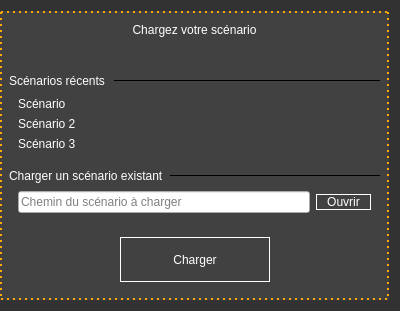
First picture: the form in CLoadProjectWizard.ui, repository ludomuse/LudoMuseEditor, before the edit.
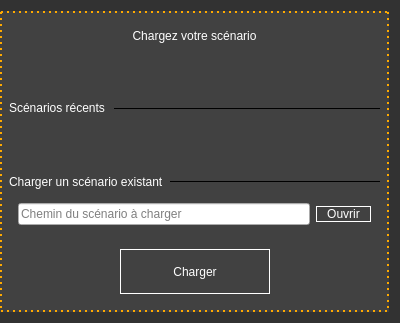
Second picture: the form after the edit.

Commit message: [ADD]Handle recent project when loading existing project(up to 3 projects)

```diff
--- a/CLoadProjectWizard.ui
+++ b/CLoadProjectWizard.ui
@@ -7,7 +7,7 @@
     <x>0</x>
     <y>0</y>
     <width>400</width>
-    <height>311</height>
+    <height>323</height>
    </rect>
   </property>
   <property name="windowTitle">
@@ -122,30 +122,18 @@
       <item>
        <widget class="QWidget" name="widget" native="true">
         <layout class="QVBoxLayout" name="verticalLayout_3">
+         <property name="spacing">
+          <number>10</number>
+         </property>
+         <property name="leftMargin">
+          <number>10</number>
+         </property>
          <property name="topMargin">
           <number>0</number>
          </property>
-         <item>
-          <widget class="QLabel" name="label_2">
-           <property name="text">
-            <string>Scénario</string>
-           </property>
-          </widget>
-         </item>
-         <item>
-          <widget class="QLabel" name="label_4">
-           <property name="text">
-            <string>Scénario 2</string>
-           </property>
-          </widget>
-         </item>
-         <item>
-          <widget class="QLabel" name="label_3">
-           <property name="text">
-            <string>Scénario 3</string>
-           </property>
-          </widget>
-         </item>
+         <property name="bottomMargin">
+          <number>0</number>
+         </property>
         </layout>
        </widget>
       </item>
```
Left out of the diff: 2 changed lines with no effect on the pictures. The commit also changes 10 other files.
